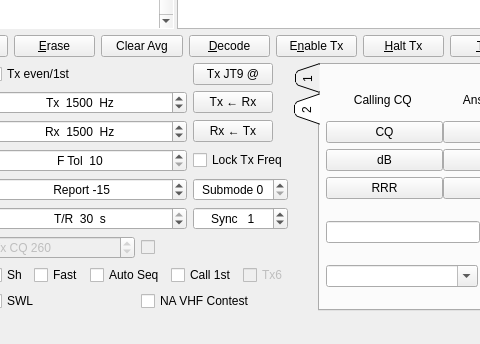
saitohirga/WSJT-X, file mainwindow.ui: the form before one commit; both pictures show x 258 to 738 and y 204 to 548 of the 867 by 548 pixel window.
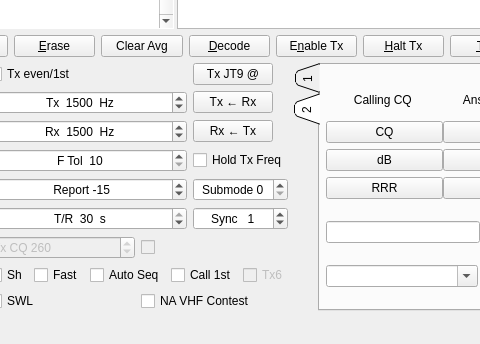
The form after the commit. Custom widgets are drawn as their Qt base class.

```diff
--- a/mainwindow.ui
+++ b/mainwindow.ui
@@ -803,7 +803,7 @@
                       <string>&lt;html&gt;&lt;head/&gt;&lt;body&gt;&lt;p&gt;Tx frequency tracks Rx frequency. &lt;/p&gt;&lt;p&gt;Not recommended for general use!&lt;/p&gt;&lt;/body&gt;&lt;/html&gt;</string>
                      </property>
                      <property name="text">
-                      <string>Lock Tx Freq</string>
+                      <string>Hold Tx Freq</string>
                      </property>
                     </widget>
                    </item>
```
Left out of the diff: 4 changed lines with no effect on the pictures.
